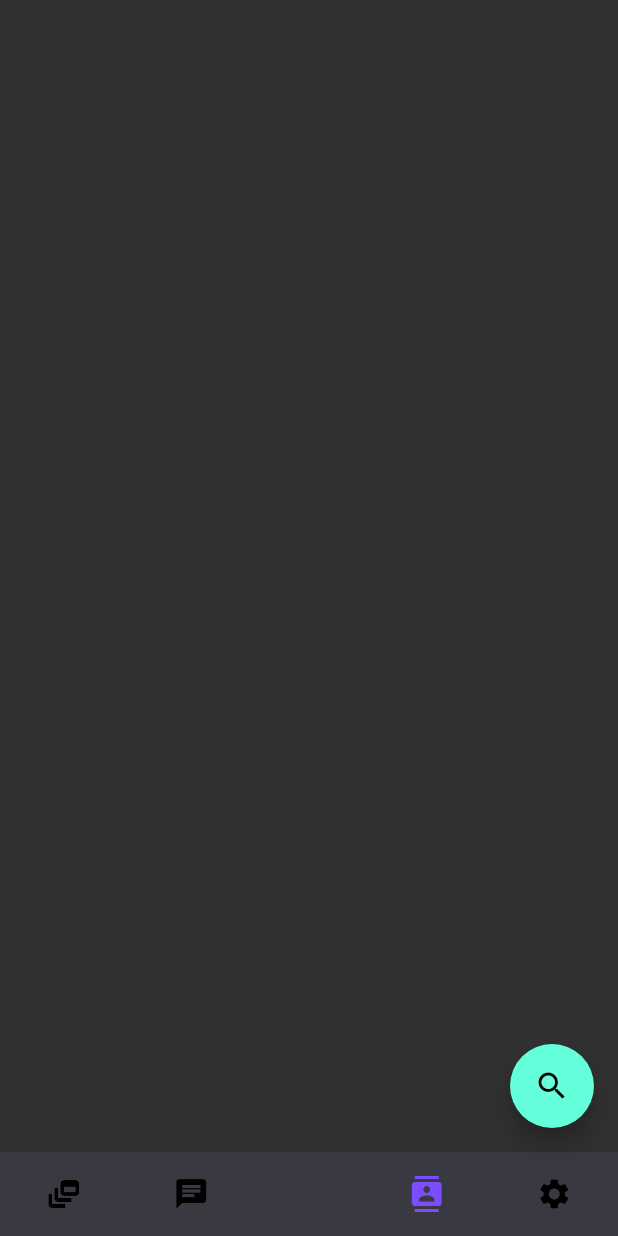
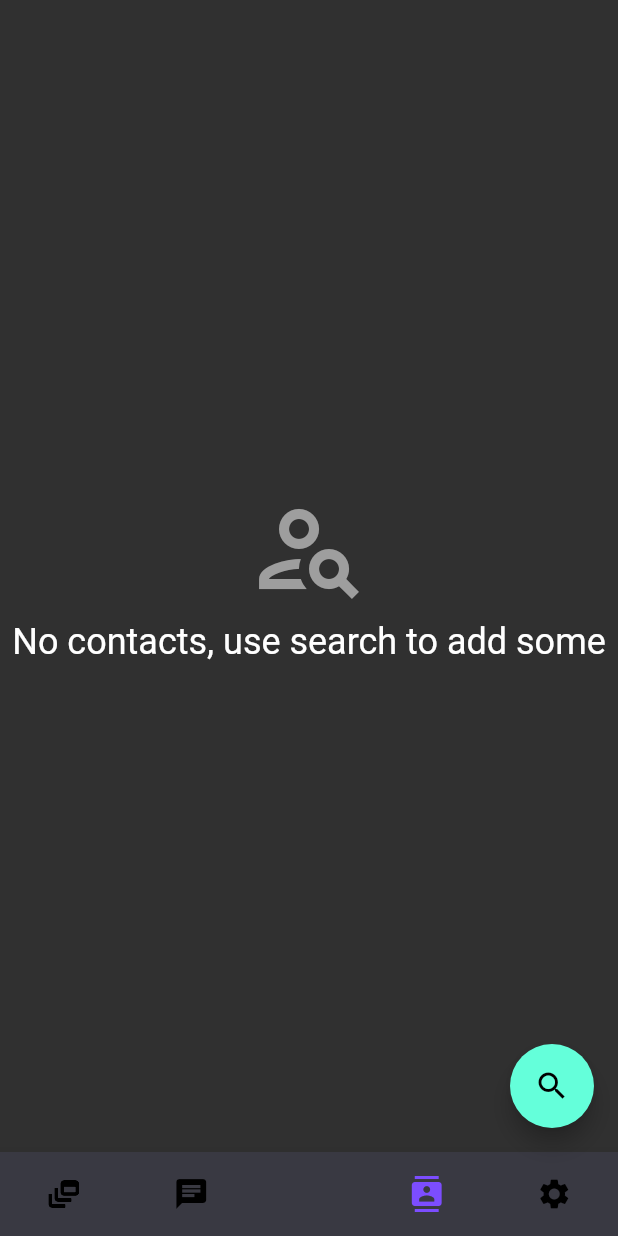
Before and after one commit to fusion44/fluestr, a Flutter app: the HomePage screen opened by its route, item 3 of the bottom bar chosen, on a phone screen of 412 x 824 dp. Run offline on Flutter 3.47's test engine with Material 2 defaults, Android fonts, the phone set to English and light mode, and no system bars; drawn by our look-alikes of animated_bottom_navigation_bar; our stand-ins replace auto_size_text, bloc, equatable, flutter_bloc, flutter_i18n, flutter_markdown and 8 more; missing offline and left inert: bip32, bip340, bip39, flutter_highlighter, markdown; accounts and stored records are empty; network calls fail; project files that could hold a hidden picture were left out.

Commit message:
feat: implement a contact list empty widget

```diff
--- a/assets/i18n/en.json
+++ b/assets/i18n/en.json
@@ -28,6 +28,7 @@
     "text_message_short": "Text Message"
   },
   "contacts": {
+    "contact_list_empty": "No contacts, use search to add some",
     "search_action": "Search",
     "search_contacts_title": "Search Contact",
     "search_display_profile_header": "Contact Profile",
--- a/lib/common/contacts_repository.dart
+++ b/lib/common/contacts_repository.dart
@@ -16,6 +16,9 @@ class ContactsRepository {
   late final Stream<Contact> _contactsStream;
   final Map<String, Contact> _contacts = {};
   late final StreamSubscription<Event> _sub;
+  bool _initialized = false;
+
+  bool get initialized => _initialized;
 
   Future<void> init() async {
     final box = await Hive.openBox(prefBoxNameSettings);
@@ -40,6 +43,7 @@ class ContactsRepository {
         jsonEncode(['REQ', fluestrMainChannel.toString(), f.toJson()]),
       );
     }
+    _initialized = true;
   }
 
   void dispose() async {
--- a/lib/common/pages/home_page.dart
+++ b/lib/common/pages/home_page.dart
@@ -61,7 +61,7 @@ class _HomePageState extends State<HomePage>
     } else if (_bottomNavIndex == 1) {
       child = MessagesPage();
     } else if (_bottomNavIndex == 2) {
-      child = ContactsPage();
+      child = ContactsPage(() => context.pushNamed('search-contact'));
       fab = FloatingActionButton(
         child: Icon(Icons.search),
         onPressed: () => context.pushNamed('search-contact'),
--- a/lib/contacts/blocs/contacts/contacts_bloc.dart
+++ b/lib/contacts/blocs/contacts/contacts_bloc.dart
@@ -37,5 +37,11 @@ class ContactsBloc extends Bloc<ContactEvent, ContactsState> {
         emit(ContactsUpdate({event.contact.pubkey: event.contact}));
       }
     });
+
+    on<_NoContacts>(((event, emit) => emit(ContactsListEmpty())));
+
+    if (_contactsRepo.initialized && _contactsRepo.contacts.isEmpty) {
+      add(_NoContacts());
+    }
   }
 }
--- a/lib/contacts/blocs/contacts/contacts_event.dart
+++ b/lib/contacts/blocs/contacts/contacts_event.dart
@@ -24,3 +24,5 @@ class _UpdateContact extends ContactEvent {
 
   const _UpdateContact(this.contact);
 }
+
+class _NoContacts extends ContactEvent {}
--- a/lib/contacts/blocs/contacts/contacts_state.dart
+++ b/lib/contacts/blocs/contacts/contacts_state.dart
@@ -8,6 +8,8 @@ abstract class ContactsState extends Equatable {
 }
 
 class ContactsInitial extends ContactsState {}
+
+class ContactsListEmpty extends ContactsState {}
 
 class ContactsUpdate extends ContactsState {
   final Map<String, Contact> contacts;
--- a/lib/contacts/pages/contacts_page.dart
+++ b/lib/contacts/pages/contacts_page.dart
@@ -1,11 +1,17 @@
-import '../../common/widgets/contact_list_item.dart';
-
-import '../blocs/contacts/contacts_bloc.dart';
 import 'package:flutter/material.dart';
 import 'package:flutter_bloc/flutter_bloc.dart';
+import 'package:flutter_spinkit/flutter_spinkit.dart';
+
+import '../../common/constants.dart';
+import '../../common/widgets/contact_list_item.dart';
+import '../../common/widgets/widgets.dart';
+import '../blocs/contacts/contacts_bloc.dart';
 
 class ContactsPage extends StatefulWidget {
-  const ContactsPage({Key? key}) : super(key: key);
+  final Function onTapContactEmptyWidget;
+
+  const ContactsPage(this.onTapContactEmptyWidget, {Key? key})
+      : super(key: key);
 
   @override
   _ContactsPageState createState() => _ContactsPageState();
@@ -17,14 +23,38 @@ class _ContactsPageState extends State<ContactsPage> {
     final theme = Theme.of(context);
     return BlocBuilder<ContactsBloc, ContactsState>(
       builder: (context, state) {
-        if (state is ContactsUpdate) {
+        if (state is ContactsInitial) {
+          return Center(child: SpinKitRipple(color: fluestrBlue200, size: 150));
+        } else if (state is ContactsListEmpty) {
+          return _buildContactListEmptyWidget(theme);
+        } else if (state is ContactsUpdate) {
           return ListView.builder(
-              itemCount: state.contacts.length,
-              itemBuilder: (context, i) =>
-                  ContactListItem(state.contacts.values.elementAt(i)));
+            itemCount: state.contacts.length,
+            itemBuilder: (context, i) => ContactListItem(
+              state.contacts.values.elementAt(i),
+            ),
+          );
+        } else {
+          return Center(child: Text('Unknown state: $state'));
         }
-        return Container();
       },
     );
   }
+
+  Widget _buildContactListEmptyWidget(ThemeData theme) => Center(
+        child: InkWell(
+          onTap: () => widget.onTapContactEmptyWidget(),
+          child: Column(
+            mainAxisAlignment: MainAxisAlignment.center,
+            children: [
+              Icon(Icons.person_search_outlined, size: 80, color: Colors.grey),
+              SizedBox(height: 8.0),
+              TrText(
+                'contacts.contact_list_empty',
+                style: theme.textTheme.headline5,
+              ),
+            ],
+          ),
+        ),
+      );
 }
```
